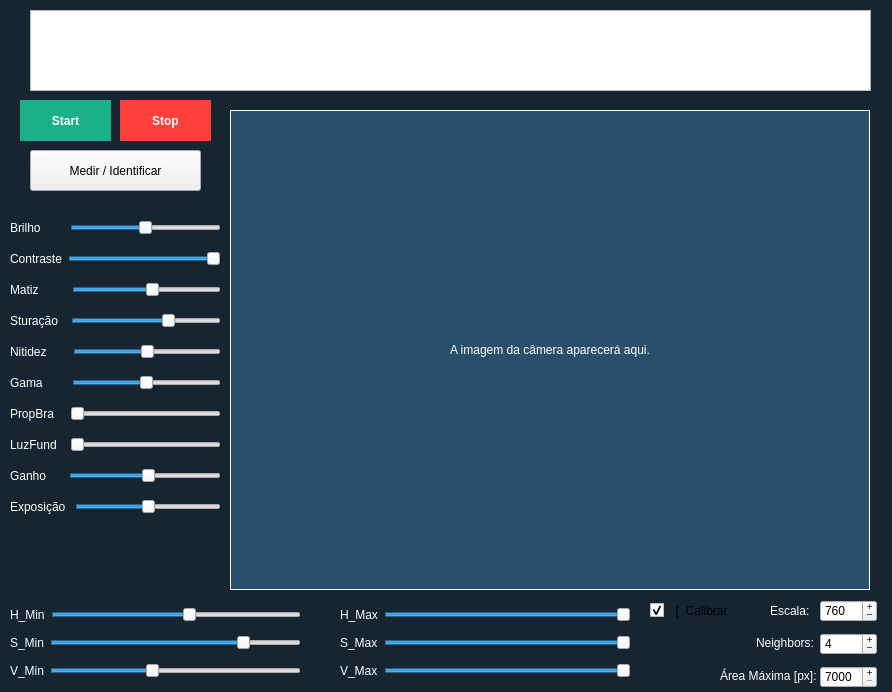
Qt form Python/QT5/graph.ui (Sherensberk/CNC_CustomGUI) before a commit.
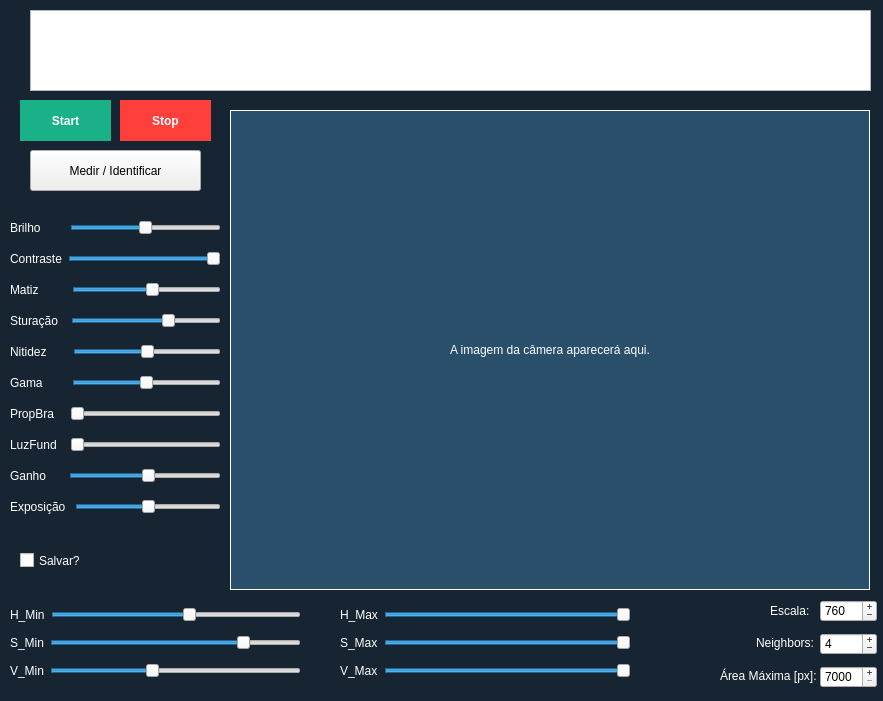
The same form after that commit.

Commit message: [Feature]: Salva os útlimos valores de configuração em config.json, e permite visualizção do filtro hsv em uma das telas

Diff of the .ui file:
```diff
--- a/Python/QT5/graph.ui
+++ b/Python/QT5/graph.ui
@@ -6,8 +6,8 @@
    <rect>
     <x>0</x>
     <y>0</y>
-    <width>892</width>
-    <height>692</height>
+    <width>883</width>
+    <height>701</height>
    </rect>
   </property>
   <property name="font">
@@ -436,11 +436,14 @@
     <bool>false</bool>
    </property>
   </widget>
-  <widget class="QCheckBox" name="calib">
+  <widget class="QCheckBox" name="save">
+   <property name="enabled">
+    <bool>true</bool>
+   </property>
    <property name="geometry">
     <rect>
-     <x>650</x>
-     <y>590</y>
+     <x>20</x>
+     <y>540</y>
      <width>81</width>
      <height>41</height>
     </rect>
@@ -448,8 +451,12 @@
    <property name="autoFillBackground">
     <bool>false</bool>
    </property>
+   <property name="styleSheet">
+    <string notr="true">font: 8pt &quot;MS Shell Dlg 2&quot;;
+color: rgb(255, 255, 255);</string>
+   </property>
    <property name="text">
-    <string>  [  Calibrar  ]</string>
+    <string>Salvar?</string>
    </property>
    <property name="iconSize">
     <size>
@@ -458,7 +465,7 @@
     </size>
    </property>
    <property name="checked">
-    <bool>true</bool>
+    <bool>false</bool>
    </property>
   </widget>
   <widget class="QWidget" name="verticalLayoutWidget_2">
```
Left out of the diff: 4 changed lines with no effect on the pictures. The commit also changes 3 other files.
